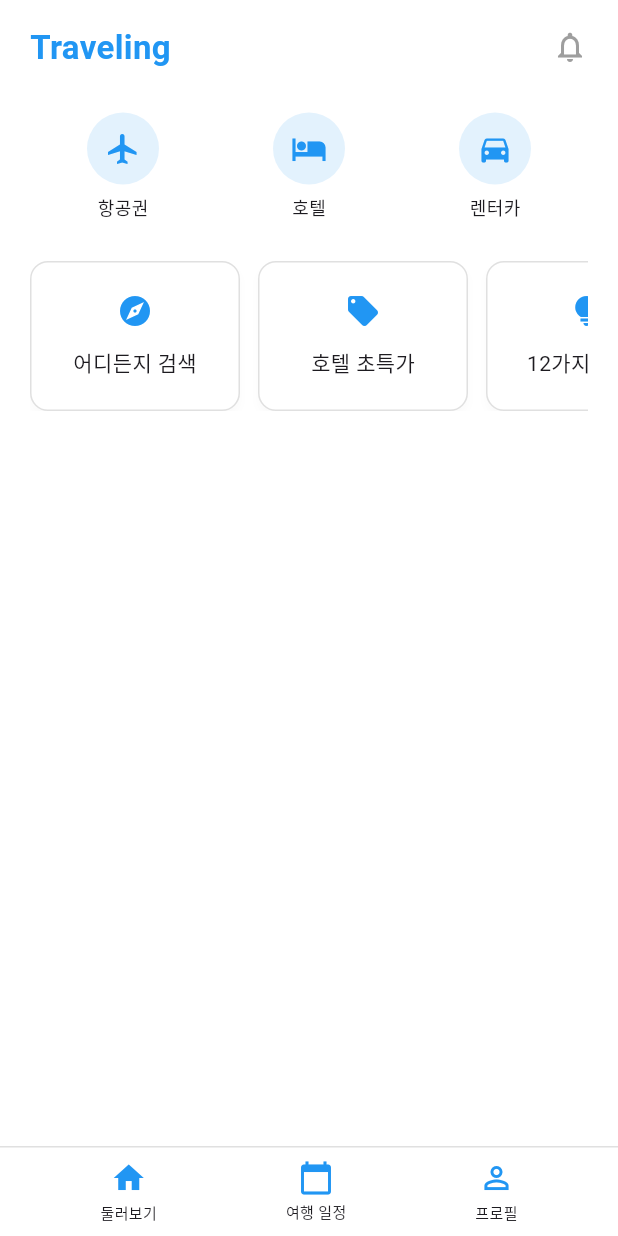
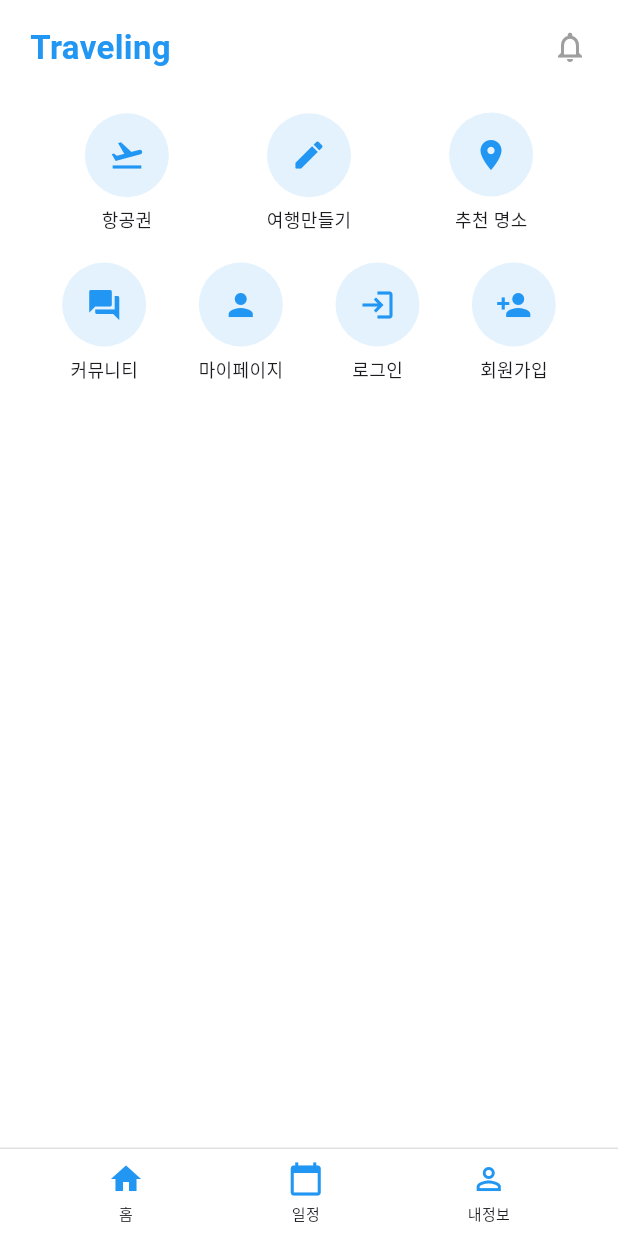
Before and after one commit to Rabbokki/mobile-app-function-impl, a Flutter app: the screen it shows after launch, on a phone screen of 412 x 824 dp. Run offline on Flutter 3.47's test engine with Material 3 defaults, Android fonts, the phone set to English and light mode, and no system bars.

Commit message:
나의 마지막 작업

```diff
--- a/lib/routes.dart
+++ b/lib/routes.dart
@@ -1,10 +1,12 @@
 import 'package:flutter/material.dart';
 import 'screens/home_screen.dart';
 import 'screens/flight_search/search_screen.dart';
+import 'screens/flight_search/result_screen.dart';
 import 'screens/recommended_places.dart';
 
 final Map<String, WidgetBuilder> appRoutes = {
   '/': (context) => const HomeScreen(),
   '/flight': (context) => const SearchScreen(),
+  '/flight/result': (context) => const FlightResultScreen(),
   '/recommended': (context) => const RecommendedPlacesScreen(),
 };
--- a/lib/screens/home_screen.dart
+++ b/lib/screens/home_screen.dart
@@ -10,7 +10,7 @@ class HomeScreen extends StatelessWidget {
       body: SafeArea(
         child: Column(
           children: [
-            // 상단 로고 및 아이콘 메뉴
+            // 상단 로고 및 알림 아이콘
             Padding(
               padding: const EdgeInsets.symmetric(horizontal: 20.0, vertical: 16),
               child: Row(
@@ -29,38 +29,75 @@ class HomeScreen extends StatelessWidget {
               ),
             ),
 
-            // 주요 기능 메뉴 (항공권/호텔/렌터카 등)
+            // 주요 기능 메뉴 아이콘들 - 2줄로 나누기
             Padding(
-              padding: const EdgeInsets.symmetric(horizontal: 20.0, vertical: 12),
-              child: Row(
+              padding: const EdgeInsets.symmetric(horizontal: 24.0, vertical: 12),
+              child: Column(
+                children: [
+                  Row(
                     mainAxisAlignment: MainAxisAlignment.spaceAround,
                     children: [
-                  _MainIconButton(icon: Icons.flight, label: '항공권'),
-                  _MainIconButton(icon: Icons.hotel, label: '호텔'),
-                  _MainIconButton(icon: Icons.directions_car, label: '렌터카'),
+                      _MainIconButton(
+                        icon: Icons.flight_takeoff,
+                        label: '항공권',
+                        onTap: () {
+                          Navigator.pushNamed(context, '/flight');
+                        },
+                      ),
+                      _MainIconButton(
+                        icon: Icons.create_rounded,
+                        label: '여행만들기',
+                        onTap: () {
+                          Navigator.pushNamed(context, '/make_trip');
+                        },
+                      ),
+                      _MainIconButton(
+                        icon: Icons.place,
+                        label: '추천 명소',
+                        onTap: () {
+                          Navigator.pushNamed(context, '/recommended');
+                        },
+                      ),
+                    ],
+                  ),
+                  const SizedBox(height: 20),
+                  Row(
+                    mainAxisAlignment: MainAxisAlignment.spaceAround,
+                    children: [
+                      _MainIconButton(
+                        icon: Icons.forum,
+                        label: '커뮤니티',
+                        onTap: () {
+                          Navigator.pushNamed(context, '/community');
+                        },
+                      ),
+                      _MainIconButton(
+                        icon: Icons.person,
+                        label: '마이페이지',
+                        onTap: () {
+                          Navigator.pushNamed(context, '/mypage');
+                        },
+                      ),
+                      _MainIconButton(
+                        icon: Icons.login,
+                        label: '로그인',
+                        onTap: () {
+                          Navigator.pushNamed(context, '/login');
+                        },
+                      ),
+                      _MainIconButton(
+                        icon: Icons.person_add,
+                        label: '회원가입',
+                        onTap: () {
+                          Navigator.pushNamed(context, '/signup');
+                        },
+                      ),
+                    ],
+                  ),
                 ],
               ),
             ),
 
-            // 카드 섹션
-            Padding(
-              padding: const EdgeInsets.symmetric(horizontal: 20.0, vertical: 16),
-              child: SizedBox(
-                height: 100,
-                child: ListView(
-                  scrollDirection: Axis.horizontal,
-                  children: const [
-                    _FeatureCard(title: '어디든지 검색', icon: Icons.explore),
-                    SizedBox(width: 12),
-                    _FeatureCard(title: '호텔 초특가', icon: Icons.local_offer),
-                    SizedBox(width: 12),
-                    _FeatureCard(title: '12가지 여행법', icon: Icons.tips_and_updates),
-                  ],
-                ),
-              ),
-            ),
-
-            // 하단 네비게이션 메뉴 자리 확보용 Spacer
             const Spacer(),
 
             // 하단 네비게이션
@@ -72,9 +109,9 @@ class HomeScreen extends StatelessWidget {
               child: Row(
                 mainAxisAlignment: MainAxisAlignment.spaceAround,
                 children: const [
-                  _BottomNavItem(icon: Icons.home, label: '둘러보기'),
-                  _BottomNavItem(icon: Icons.calendar_today, label: '여행 일정'),
-                  _BottomNavItem(icon: Icons.person_outline, label: '프로필'),
+                  _BottomNavItem(icon: Icons.home, label: '홈'),
+                  _BottomNavItem(icon: Icons.calendar_today, label: '일정'),
+                  _BottomNavItem(icon: Icons.person_outline, label: '내정보'),
                 ],
               ),
             ),
@@ -88,54 +125,24 @@ class HomeScreen extends StatelessWidget {
 class _MainIconButton extends StatelessWidget {
   final IconData icon;
   final String label;
+  final VoidCallback? onTap;
 
-  const _MainIconButton({required this.icon, required this.label});
+  const _MainIconButton({required this.icon, required this.label, this.onTap});
 
   @override
   Widget build(BuildContext context) {
-    return Column(
+    return GestureDetector(
+      onTap: onTap,
+      child: Column(
+        mainAxisSize: MainAxisSize.min,
         children: [
           CircleAvatar(
             backgroundColor: Colors.blue.shade50,
-          radius: 24,
+            radius: 28,
             child: Icon(icon, color: Colors.blue),
           ),
           const SizedBox(height: 6),
           Text(label, style: const TextStyle(fontSize: 12)),
-      ],
-    );
-  }
-}
-
-class _FeatureCard extends StatelessWidget {
-  final String title;
-  final IconData icon;
-
-  const _FeatureCard({required this.title, required this.icon});
-
-  @override
-  Widget build(BuildContext context) {
-    return Container(
-      width: 140,
-      padding: const EdgeInsets.all(16),
-      decoration: BoxDecoration(
-        color: Colors.white,
-        borderRadius: BorderRadius.circular(12),
-        border: Border.all(color: Colors.grey.shade300),
-        boxShadow: [
-          BoxShadow(
-            color: Colors.grey.withOpacity(0.05),
-            blurRadius: 4,
-            offset: const Offset(0, 4),
-          ),
-        ],
-      ),
-      child: Column(
-        mainAxisAlignment: MainAxisAlignment.center,
-        children: [
-          Icon(icon, color: Colors.blue),
-          const SizedBox(height: 12),
-          Text(title, style: const TextStyle(fontSize: 14)),
         ],
       ),
     );
```
Also changed, not shown: lib/screens/flight_search/result_screen.dart (+42 -0 lines), lib/screens/flight_search/search_screen.dart (+48 -3 lines). Lines whose indentation alone changed are shown as unchanged.
